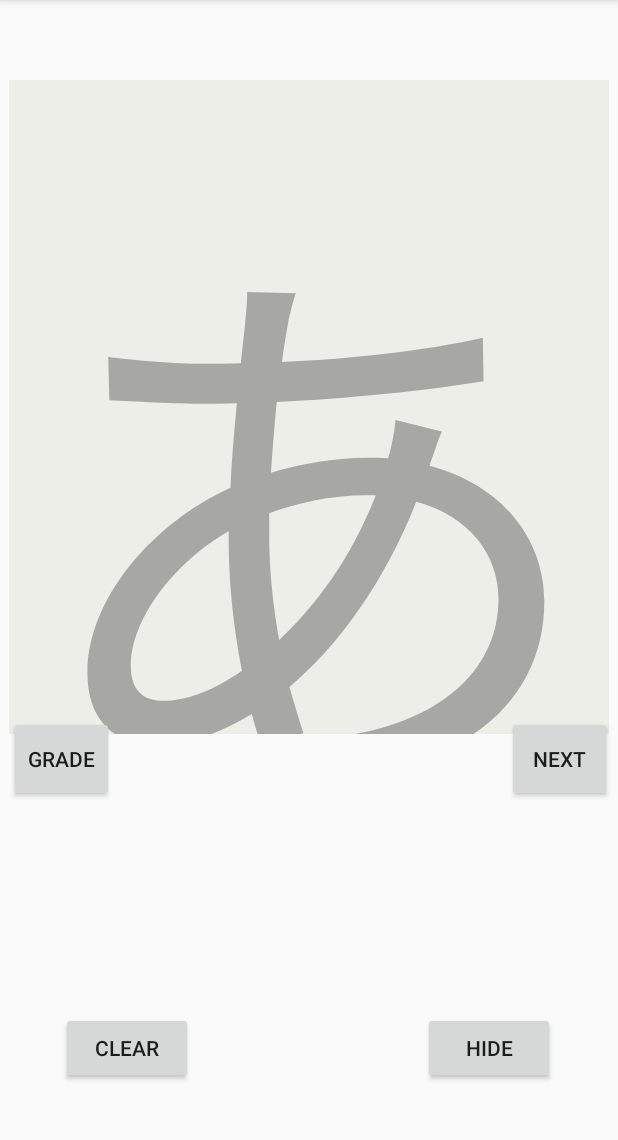
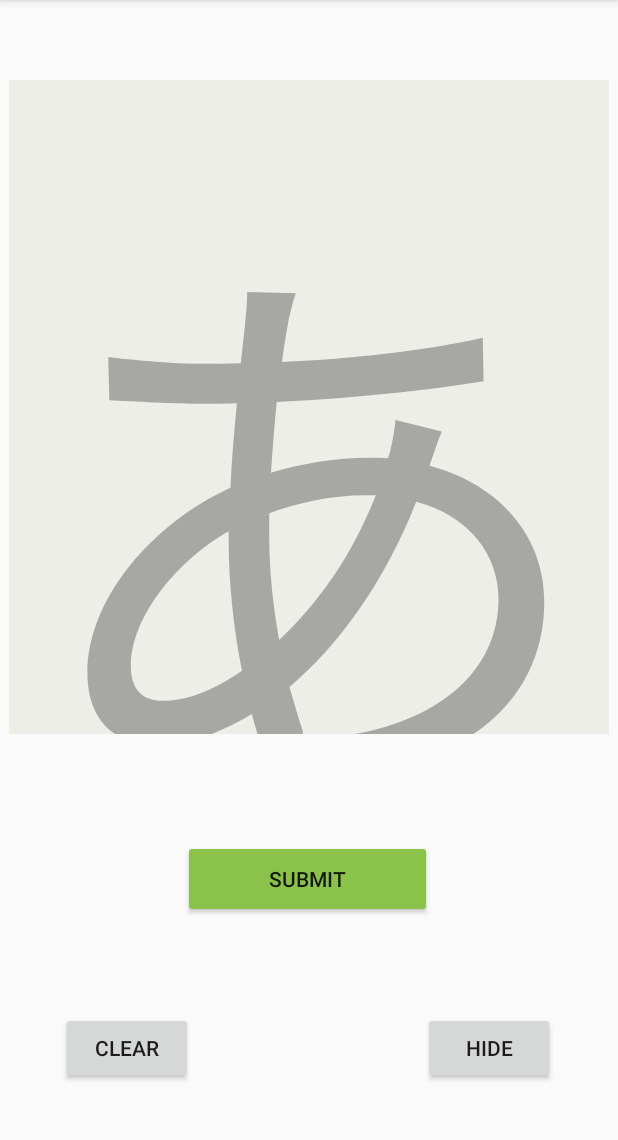
Before and after one commit to Rymoore94/KanaKards, an Android app: the TraceViewer screen opened directly, with no data from a screen before it, on a phone screen of 412 x 824 dp, the part 84-1224 px from its top. Run offline under Robolectric (Android 15) with nearby library versions, the phone set to English and light mode, and no system bars; 4 statements that could not run were skipped.

Commit message:
Added a "grade to pass" system. Tolerance right now is static and set to 93% or higher. Will probably need adjusting or even to be made dynamic.

```diff
--- a/app/src/main/java/com/example/ryan/kanakards/TraceViewer.java
+++ b/app/src/main/java/com/example/ryan/kanakards/TraceViewer.java
@@ -26,12 +26,13 @@ import java.util.ArrayList;
 public class TraceViewer extends AppCompatActivity {
 
     private DrawView drawView;
-    private Button clearButt, hideButt, submitButt, nextButt;
+    private Button clearButt, hideButt, submitButt;
     private TextView kanaView;
     private NewCardMethods cardMethods;
     private Characters card;
     private String toLoad;
     private Boolean isHidden = false;
+    private double tolerance = 0.93;
 
     @Override
     protected void onCreate(Bundle savedInstanceState) {
@@ -47,7 +48,6 @@ public class TraceViewer extends AppCompatActivity {
         hideButt = findViewById(R.id.hideButt);
         submitButt = findViewById(R.id.submitButt);
         kanaView = findViewById(R.id.kanaView);
-        nextButt = findViewById(R.id.nextButt);
         cardMethods = new NewCardMethods(getApplicationContext());
         cardMethods.fillPool(toLoad);
         card = cardMethods.serveCard();
@@ -90,13 +90,7 @@ public class TraceViewer extends AppCompatActivity {
 
                 double similarity = gradeKana(kanaView.getDrawingCache(), drawView.getBitmap());
 
-                Toast.makeText(getApplicationContext(), ""+similarity, Toast.LENGTH_SHORT).show();
-            }
-        });
-
-        nextButt.setOnClickListener(new View.OnClickListener(){
-            @Override
-            public void onClick(View view){
+                if(similarity >= tolerance){
                     drawView.clearCanvas();
                     card = cardMethods.serveCard();
                     kanaView.setText(card.getSymbol());
@@ -104,9 +98,14 @@ public class TraceViewer extends AppCompatActivity {
                     isHidden = false;
                     hideButt.setText("hide");
                     kanaView.buildDrawingCache();
+                    Toast.makeText(getApplicationContext(), "Looks good! "+similarity, Toast.LENGTH_SHORT).show();
+                }
+                else{
+                    Toast.makeText(getApplicationContext(), "Hmm.. try that again "+similarity, Toast.LENGTH_SHORT).show();
+                    drawView.clearCanvas();
+                }
             }
         });
-
     }
 
     private double gradeKana(Bitmap b1, Bitmap b2){     //b1 is Original, b2 is drawing
--- a/app/src/main/res/layout/activity_trace_viewer.xml
+++ b/app/src/main/res/layout/activity_trace_viewer.xml
@@ -6,18 +6,6 @@
         android:layout_width="match_parent"
         android:layout_height="match_parent"
         tools:context=".TraceViewer">
-
-    <Button
-            android:id="@+id/nextButt"
-            android:layout_width="70dp"
-            android:layout_height="57dp"
-            android:text="next"
-            app:layout_constraintBottom_toBottomOf="parent"
-            app:layout_constraintEnd_toEndOf="parent"
-            app:layout_constraintHorizontal_bias="0.988"
-            app:layout_constraintStart_toStartOf="parent"
-            app:layout_constraintTop_toTopOf="parent"
-            app:layout_constraintVertical_bias="0.672" />
 
     <com.example.ryan.kanakards.DrawView
             android:id="@+id/drawView"
@@ -76,14 +64,15 @@
 
     <Button
             android:id="@+id/submitButt"
-            android:layout_width="70dp"
-            android:layout_height="57dp"
-            android:text="grade"
+            android:layout_width="166dp"
+            android:layout_height="52dp"
+            android:backgroundTint="#8BC34A"
+            android:text="submit"
             app:layout_constraintBottom_toBottomOf="parent"
             app:layout_constraintEnd_toEndOf="parent"
-            app:layout_constraintHorizontal_bias="0.017"
+            app:layout_constraintHorizontal_bias="0.497"
             app:layout_constraintStart_toStartOf="parent"
             app:layout_constraintTop_toTopOf="parent"
-            app:layout_constraintVertical_bias="0.672" />
+            app:layout_constraintVertical_bias="0.782" />
 
 </androidx.constraintlayout.widget.ConstraintLayout>
```
Lines whose indentation alone changed are shown as unchanged.
